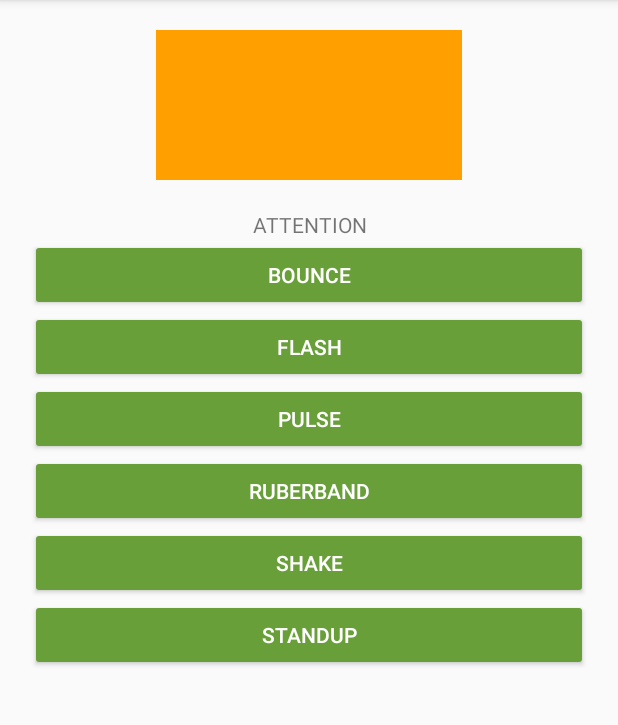
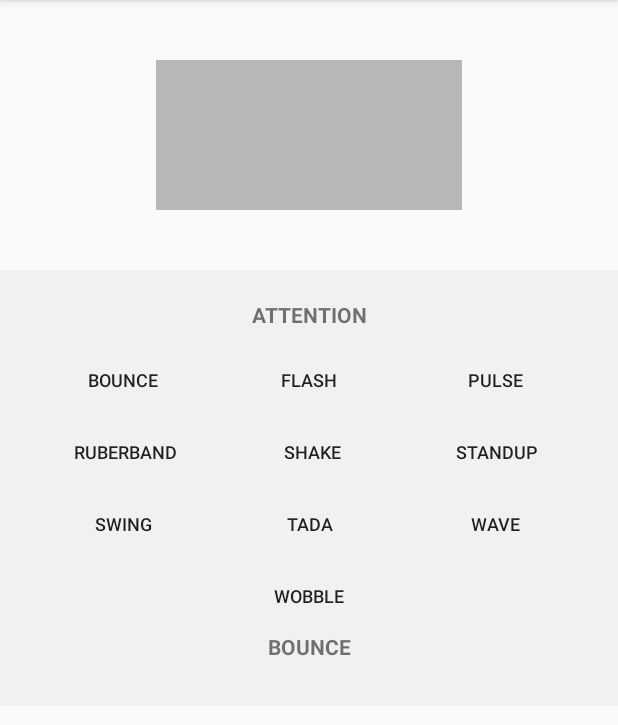
Before and after one commit to gayanvoice/android-animations, an Android app: the screen it shows after launch (MainActivity), on a phone screen of 412 x 824 dp, the part 84-809 px from its top. Run offline under Robolectric (Android 15) with nearby library versions, the phone set to English and light mode, and no system bars.

Commit message:
Update Library

```diff
--- a/app/src/main/java/render/app/MainActivity.java
+++ b/app/src/main/java/render/app/MainActivity.java
@@ -4,13 +4,10 @@ import androidx.appcompat.app.AppCompatActivity;
 import android.os.Bundle;
 
 import render.animations.Attention;
-import render.animations.Bounce;
 import render.animations.Render;
 import android.view.View;
 import android.widget.Button;
 import android.widget.ImageView;
-import android.widget.TextView;
-
 public class MainActivity extends AppCompatActivity {
     Render render;
 
@@ -25,6 +22,11 @@ public class MainActivity extends AppCompatActivity {
         Button buttonAttentionRuberband = findViewById(R.id.btn_attention_ruberband);
         Button buttonAttentionShake = findViewById(R.id.btn_attention_shake);
         Button buttonAttentionStandup = findViewById(R.id.btn_attention_stand_up);
+        Button buttonAttentionSwing = findViewById(R.id.btn_attention_swing);
+        Button buttonAttentionTada = findViewById(R.id.btn_attention_tada);
+        Button buttonAttentionWave = findViewById(R.id.btn_attention_wave);
+        Button buttonAttentionWobble = findViewById(R.id.btn_attention_wobble);
+
 
         final ImageView imageView = findViewById(R.id.iv_image);
 
@@ -74,6 +76,33 @@ public class MainActivity extends AppCompatActivity {
             }
         });
 
+        buttonAttentionSwing.setOnClickListener(new View.OnClickListener() {
+            public void onClick(View v) {
+                render.setAnimation(Attention.Swing(imageView));
+                render.start();
+            }
+        });
+
+        buttonAttentionTada.setOnClickListener(new View.OnClickListener() {
+            public void onClick(View v) {
+                render.setAnimation(Attention.Tada(imageView));
+                render.start();
+            }
+        });
+
+        buttonAttentionWave.setOnClickListener(new View.OnClickListener() {
+            public void onClick(View v) {
+                render.setAnimation(Attention.Wave(imageView));
+                render.start();
+            }
+        });
+
+        buttonAttentionWobble.setOnClickListener(new View.OnClickListener() {
+            public void onClick(View v) {
+                render.setAnimation(Attention.Wobble(imageView));
+                render.start();
+            }
+        });
 
 
     }
--- a/app/src/main/res/layout/activity_main.xml
+++ b/app/src/main/res/layout/activity_main.xml
@@ -29,8 +29,8 @@
                 android:layout_width="100dp"
                 android:layout_height="100dp"
                 android:contentDescription="@string/simple_imageview"
-                android:layout_marginTop="20dp"
-                android:layout_marginBottom="20dp"
+                android:layout_marginTop="40dp"
+                android:layout_marginBottom="40dp"
                 android:layout_weight="1"
                 app:srcCompat="@color/colorImage" />
 
@@ -48,64 +48,151 @@
                 android:layout_width="match_parent"
                 android:layout_height="wrap_content"
                 android:orientation="vertical"
+                android:background="#F1F1F1"
+                android:paddingTop="20dp"
+                android:paddingBottom="20dp"
                 android:paddingStart="20dp"
                 android:paddingLeft="20dp"
                 android:paddingEnd="20dp"
                 android:paddingRight="20dp">
 
+                <TextView
+                    android:id="@+id/textView5"
+                    android:layout_width="match_parent"
+                    android:layout_height="wrap_content"
+                    android:layout_marginBottom="10dp"
+                    android:text="@string/text_attention"
+                    android:textAlignment="center"
+                    android:textAllCaps="true"
+                    android:textStyle="bold" />
+
+                <LinearLayout
+                        android:layout_width="match_parent"
+                        android:layout_height="wrap_content"
+                        android:orientation="horizontal">
+
+                        <Button
+                            android:id="@+id/btn_attention_bounce"
+                            android:layout_width="wrap_content"
+                            android:layout_height="wrap_content"
+                            android:layout_weight="1"
+                            android:textSize="12sp"
+                            style="@style/Widget.AppCompat.Button.Borderless"
+                            android:text="@string/button_bounce" />
+
+                        <Button
+                            android:id="@+id/btn_attention_flash"
+                            android:layout_width="wrap_content"
+                            android:layout_height="wrap_content"
+                            android:layout_weight="1"
+                            android:textSize="12sp"
+                            style="@style/Widget.AppCompat.Button.Borderless"
+                            android:text="@string/button_flash" />
+
+                        <Button
+                            android:id="@+id/btn_attention_pulse"
+                            android:layout_width="wrap_content"
+                            android:layout_height="wrap_content"
+                            android:layout_weight="1"
+                            android:textSize="12sp"
+                            style="@style/Widget.AppCompat.Button.Borderless"
+                            android:text="@string/button_pulse" />
+
+                    </LinearLayout>
+                <LinearLayout
+                android:layout_width="match_parent"
+                android:layout_height="wrap_content"
+                android:orientation="horizontal">
+
+                <Button
+                    android:id="@+id/btn_attention_ruberband"
+                    android:layout_width="wrap_content"
+                    android:layout_height="wrap_content"
+                    android:layout_weight="1"
+                    android:textSize="12sp"
+                    style="@style/Widget.AppCompat.Button.Borderless"
+                    android:text="@string/button_ruberband" />
+                <Button
+                    android:id="@+id/btn_attention_shake"
+                    android:layout_width="wrap_content"
+                    android:layout_height="wrap_content"
+                    android:layout_weight="1"
+                    android:textSize="12sp"
+                    style="@style/Widget.AppCompat.Button.Borderless"
+                    android:text="@string/button_shake" />
+
+                <Button
+                    android:id="@+id/btn_attention_stand_up"
+                    android:layout_width="wrap_content"
+                    android:layout_height="wrap_content"
+                    android:layout_weight="1"
+                    android:textSize="12sp"
+                    style="@style/Widget.AppCompat.Button.Borderless"
+                    android:text="@string/button_standup" />
+
+            </LinearLayout>
+                <LinearLayout
+                android:layout_width="match_parent"
+                android:layout_height="wrap_content"
+                android:orientation="horizontal">
+
+                <Button
+                    android:id="@+id/btn_attention_swing"
+                    android:layout_width="wrap_content"
+                    android:layout_height="wrap_content"
+                    android:layout_weight="1"
+                    android:textSize="12sp"
+                    style="@style/Widget.AppCompat.Button.Borderless"
+                    android:text="@string/button_swing" />
+
+                <Button
+                    android:id="@+id/btn_attention_tada"
+                    android:layout_width="wrap_content"
+                    android:layout_height="wrap_content"
+                    android:layout_weight="1"
+                    android:textSize="12sp"
+                    style="@style/Widget.AppCompat.Button.Borderless"
+                    android:text="@string/button_tada" />
+
+                <Button
+                    android:id="@+id/btn_attention_wave"
+                    android:layout_width="wrap_content"
+                    android:layout_height="wrap_content"
+                    android:layout_weight="1"
+                    android:textSize="12sp"
+                    style="@style/Widget.AppCompat.Button.Borderless"
+                    android:text="@string/button_wave" />
+
+            </LinearLayout>
+                <LinearLayout
+                android:layout_width="match_parent"
+                android:layout_height="wrap_content"
+                android:orientation="horizontal">
+
+                <Button
+                    android:id="@+id/btn_attention_wobble"
+                    android:layout_width="0dp"
+                    android:layout_height="wrap_content"
+                    android:layout_weight="1"
+                    android:textSize="12sp"
+                    style="@style/Widget.AppCompat.Button.Borderless"
+                    android:text="@string/button_wobble" />
+            </LinearLayout>
 
                 <TextView
                     android:layout_width="match_parent"
                     android:layout_height="wrap_content"
+                    android:layout_marginBottom="10dp"
+                    android:text="@string/text_bounce"
+                    android:textAlignment="center"
                     android:textAllCaps="true"
-                    android:textAlignment="center"
-                    android:text="@string/button_attention" />
+                    android:textStyle="bold" />
 
-                <Button
-                    android:id="@+id/btn_attention_bounce"
-                    android:layout_width="match_parent"
-                    android:layout_height="wrap_content"
-                    style="@style/Widget.AppCompat.Button.Colored"
-                    android:text="@string/button_bounce" />
-
-                <Button
-                    android:id="@+id/btn_attention_flash"
-                    android:layout_width="match_parent"
-                    android:layout_height="wrap_content"
-                    style="@style/Widget.AppCompat.Button.Colored"
-                    android:text="@string/button_flash" />
-
-                <Button
-                    android:id="@+id/btn_attention_pulse"
-                    android:layout_width="match_parent"
-                    android:layout_height="wrap_content"
-                    style="@style/Widget.AppCompat.Button.Colored"
-                    android:text="@string/button_pulse" />
-
-                <Button
-                    android:id="@+id/btn_attention_ruberband"
-                    android:layout_width="match_parent"
-                    android:layout_height="wrap_content"
-                    style="@style/Widget.AppCompat.Button.Colored"
-                    android:text="@string/button_ruberband" />
-
-                <Button
-                    android:id="@+id/btn_attention_shake"
-                    android:layout_width="match_parent"
-                    android:layout_height="wrap_content"
-                    style="@style/Widget.AppCompat.Button.Colored"
-                    android:text="@string/button_shake" />
-
-                <Button
-                    android:id="@+id/btn_attention_stand_up"
-                    android:layout_width="match_parent"
-                    android:layout_height="wrap_content"
-                    style="@style/Widget.AppCompat.Button.Colored"
-                    android:text="@string/button_standup" />
 
             </LinearLayout>
         </ScrollView>
 
+
     </LinearLayout>
 
 </androidx.constraintlayout.widget.ConstraintLayout>
--- a/app/src/main/res/values/colors.xml
+++ b/app/src/main/res/values/colors.xml
@@ -3,5 +3,5 @@
     <color name="colorPrimary">#303F9F</color>
     <color name="colorPrimaryDark">#303F9F</color>
     <color name="colorAccent">#689F38</color>
-    <color name="colorImage">#FFA000</color>
+    <color name="colorImage">#B7B7B7</color>
 </resources>
--- a/app/src/main/res/values/strings.xml
+++ b/app/src/main/res/values/strings.xml
@@ -1,12 +1,23 @@
 <resources>
     <string name="app_name">Android View Animations Java</string>
+    <string name="simple_imageview">Simple Image View</string>
 
-    <string name="simple_imageview">Simple Image View</string>
-    <string name="button_attention">Attention</string>
+    <string name="text_attention">Attention</string>
+    <string name="text_bounce">Bounce</string>
+    <string name="text_fade">Fade</string>
+    <string name="text_Flip">Flip</string>
+    <string name="text_Rotate">Rotate</string>
+    <string name="text_Slide">Slide</string>
+    <string name="text_zoom">Zoom</string>
+
     <string name="button_bounce">Bounce</string>
     <string name="button_flash">Flash</string>
     <string name="button_pulse">Pulse</string>
     <string name="button_ruberband">Ruberband</string>
     <string name="button_shake">Shake</string>
     <string name="button_standup">Standup</string>
+    <string name="button_swing">Swing</string>
+    <string name="button_tada">Tada</string>
+    <string name="button_wave">Wave</string>
+    <string name="button_wobble">Wobble</string>
 </resources>
```
